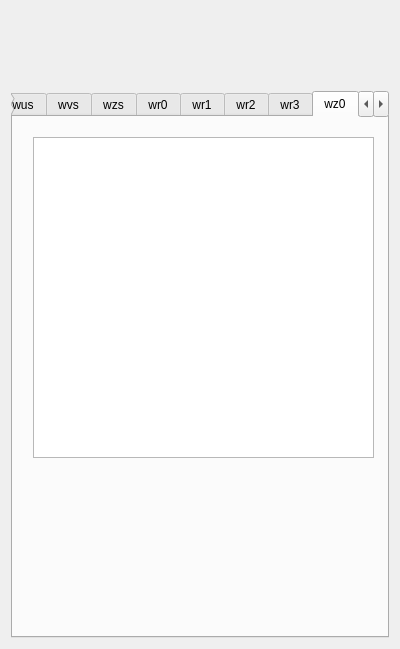
This is Monitor_View/wavedata_view.ui in ricorx7/PyAutoWaves as Qt 5 draws it before an edit. The edited form follows.
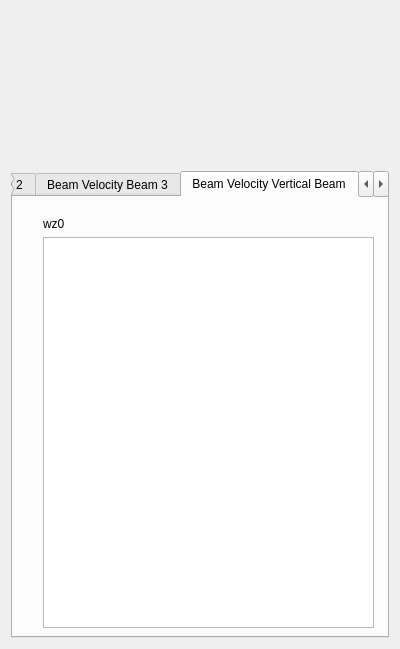
This is the edited form. The open tabs and pages were chosen to show the change.

Commit message: Added all the data types to view

Patch:
```diff
--- a/Monitor_View/wavedata_view.ui
+++ b/Monitor_View/wavedata_view.ui
@@ -42,6 +42,34 @@
      </property>
     </widget>
    </item>
+   <item>
+    <widget class="QLabel" name="timeFirstEnsembleLabel">
+     <property name="text">
+      <string/>
+     </property>
+    </widget>
+   </item>
+   <item>
+    <widget class="QLabel" name="timeBetweenEnsembleLabel">
+     <property name="text">
+      <string/>
+     </property>
+    </widget>
+   </item>
+   <item>
+    <widget class="QLabel" name="pressureSensorHeightLabel">
+     <property name="text">
+      <string/>
+     </property>
+    </widget>
+   </item>
+   <item>
+    <widget class="QLabel" name="waveHeightSourceLabel">
+     <property name="text">
+      <string/>
+     </property>
+    </widget>
+   </item>
    <item>
     <widget class="QTabWidget" name="tabWidget">
      <property name="currentIndex">
@@ -67,9 +95,36 @@
        </layout>
       </widget>
      </widget>
+     <widget class="QWidget" name="whvTab">
+      <attribute name="title">
+       <string>Selected Bin Depth</string>
+      </attribute>
+      <widget class="QWidget" name="verticalLayoutWidget_11">
+       <property name="geometry">
+        <rect>
+         <x>10</x>
+         <y>10</y>
+         <width>351</width>
+         <height>361</height>
+        </rect>
+       </property>
+       <layout class="QVBoxLayout" name="verticalLayout_12">
+        <item>
+         <widget class="QLabel" name="label_11">
+          <property name="text">
+           <string>whv</string>
+          </property>
+         </widget>
+        </item>
+        <item>
+         <widget class="QTableWidget" name="whvTableWidget"/>
+        </item>
+       </layout>
+      </widget>
+     </widget>
      <widget class="QWidget" name="wtsTab">
       <attribute name="title">
-       <string>wts</string>
+       <string>Water Temp</string>
       </attribute>
       <widget class="QWidget" name="verticalLayoutWidget">
        <property name="geometry">
@@ -89,7 +144,7 @@
      </widget>
      <widget class="QWidget" name="wb0Tab">
       <attribute name="title">
-       <string>wb0</string>
+       <string>Beam Velocity Beam 0</string>
       </attribute>
       <widget class="QTableWidget" name="wb0TableWidget">
        <property name="geometry">
@@ -104,7 +159,7 @@
      </widget>
      <widget class="QWidget" name="wb1Tab">
       <attribute name="title">
-       <string>wb1</string>
+       <string>Beam Velocity Beam 1</string>
       </attribute>
       <widget class="QTableWidget" name="wb1TableWidget">
        <property name="geometry">
@@ -119,7 +174,7 @@
      </widget>
      <widget class="QWidget" name="wb2Tab">
       <attribute name="title">
-       <string>wb2</string>
+       <string>Beam Velocity Beam 2</string>
       </attribute>
       <widget class="QTableWidget" name="wb2TableWidget">
        <property name="geometry">
@@ -134,7 +189,7 @@
      </widget>
      <widget class="QWidget" name="wb3Tab">
       <attribute name="title">
-       <string>wb3</string>
+       <string>Beam Velocity Beam 3</string>
       </attribute>
       <widget class="QTableWidget" name="wb3TableWidget">
        <property name="geometry">
@@ -145,11 +200,50 @@
          <height>331</height>
         </rect>
        </property>
+       <layout class="QVBoxLayout" name="verticalLayout_3">
+        <item>
+         <widget class="QLabel" name="label_2">
+          <property name="text">
+           <string>wb3</string>
+          </property>
+         </widget>
+        </item>
+        <item>
+         <widget class="QTableWidget" name="wb3TableWidget"/>
+        </item>
+       </layout>
+      </widget>
+     </widget>
+     <widget class="QWidget" name="wz0Tab">
+      <attribute name="title">
+       <string>Beam Velocity Vertical Beam</string>
+      </attribute>
+      <widget class="QWidget" name="verticalLayoutWidget_7">
+       <property name="geometry">
+        <rect>
+         <x>30</x>
+         <y>20</y>
+         <width>331</width>
+         <height>411</height>
+        </rect>
+       </property>
+       <layout class="QVBoxLayout" name="verticalLayout_8">
+        <item>
+         <widget class="QLabel" name="label_7">
+          <property name="text">
+           <string>wz0</string>
+          </property>
+         </widget>
+        </item>
+        <item>
+         <widget class="QTableWidget" name="wz0TableWidget"/>
+        </item>
+       </layout>
       </widget>
      </widget>
      <widget class="QWidget" name="wusTab">
       <attribute name="title">
-       <string>wus</string>
+       <string>East Velocity</string>
       </attribute>
       <widget class="QTableWidget" name="wusTableWidget">
        <property name="geometry">
@@ -164,7 +258,7 @@
      </widget>
      <widget class="QWidget" name="wvsTab">
       <attribute name="title">
-       <string>wvs</string>
+       <string>North Velocity</string>
       </attribute>
       <widget class="QTableWidget" name="wvsTableWidget">
        <property name="geometry">
@@ -179,142 +273,34 @@
      </widget>
      <widget class="QWidget" name="wzsTab">
       <attribute name="title">
-       <string>wzs</string>
+       <string>Vertical Velocity</string>
       </attribute>
       <widget class="QTableWidget" name="wzsTableWidget">
        <property name="geometry">
         <rect>
          <x>10</x>
-         <y>10</y>
-         <width>351</width>
-         <height>331</height>
-        </rect>
-       </property>
-      </widget>
-     </widget>
-     <widget class="QWidget" name="wr0Tab">
-      <attribute name="title">
-       <string>wr0</string>
-      </attribute>
-      <widget class="QTableWidget" name="wr0TableWidget">
-       <property name="geometry">
-        <rect>
-         <x>10</x>
          <y>20</y>
          <width>351</width>
          <height>321</height>
         </rect>
        </property>
-      </widget>
-     </widget>
-     <widget class="QWidget" name="wr1Tab">
-      <attribute name="title">
-       <string>wr1</string>
-      </attribute>
-      <widget class="QTableWidget" name="wr1TableWidget">
-       <property name="geometry">
-        <rect>
-         <x>10</x>
-         <y>10</y>
-         <width>351</width>
-         <height>331</height>
-        </rect>
-       </property>
-      </widget>
-     </widget>
-     <widget class="QWidget" name="wr2Tab">
-      <attribute name="title">
-       <string>wr2</string>
-      </attribute>
-      <widget class="QTableWidget" name="wr2TableWidget">
-       <property name="geometry">
-        <rect>
-         <x>10</x>
-         <y>10</y>
-         <width>351</width>
-         <height>331</height>
-        </rect>
-       </property>
-      </widget>
-     </widget>
-     <widget class="QWidget" name="wr3Tab">
-      <attribute name="title">
-       <string>wr3</string>
-      </attribute>
-      <widget class="QTableWidget" name="wr3TableWidget">
-       <property name="geometry">
-        <rect>
-         <x>10</x>
-         <y>10</y>
-         <width>351</width>
-         <height>331</height>
-        </rect>
-       </property>
-      </widget>
-     </widget>
-     <widget class="QWidget" name="wz0Tab">
-      <attribute name="title">
-       <string>wz0</string>
-      </attribute>
-      <widget class="QTableWidget" name="wz0TableWidget">
-       <property name="geometry">
-        <rect>
-         <x>20</x>
-         <y>20</y>
-         <width>341</width>
-         <height>321</height>
-        </rect>
-       </property>
-      </widget>
-     </widget>
-     <widget class="QWidget" name="wftTab">
-      <attribute name="title">
-       <string>wft</string>
-      </attribute>
-      <widget class="QTableWidget" name="wftTableWidget">
-       <property name="geometry">
-        <rect>
-         <x>20</x>
-         <y>20</y>
-         <width>341</width>
-         <height>321</height>
-        </rect>
-       </property>
-      </widget>
-     </widget>
-     <widget class="QWidget" name="whrTab">
-      <attribute name="title">
-       <string>whr</string>
-      </attribute>
-      <widget class="QTableWidget" name="whrTableWidget">
-       <property name="geometry">
-        <rect>
-         <x>10</x>
-         <y>10</y>
-         <width>341</width>
-         <height>321</height>
-        </rect>
-       </property>
-      </widget>
-     </widget>
-     <widget class="QWidget" name="wzrTab">
-      <attribute name="title">
-       <string>wzr</string>
-      </attribute>
-      <widget class="QTableWidget" name="wzrTableWidget">
-       <property name="geometry">
-        <rect>
-         <x>10</x>
-         <y>20</y>
-         <width>351</width>
-         <height>321</height>
-        </rect>
-       </property>
+       <layout class="QVBoxLayout" name="verticalLayout_11">
+        <item>
+         <widget class="QLabel" name="label_10">
+          <property name="text">
+           <string>wzs</string>
+          </property>
+         </widget>
+        </item>
+        <item>
+         <widget class="QTableWidget" name="wzsTableWidget"/>
+        </item>
+       </layout>
       </widget>
      </widget>
      <widget class="QWidget" name="wahTab">
       <attribute name="title">
-       <string>wah</string>
+       <string>Average Range</string>
       </attribute>
       <widget class="QTableWidget" name="wahTableWidget">
        <property name="geometry">
@@ -327,9 +313,9 @@
        </property>
       </widget>
      </widget>
-     <widget class="QWidget" name="whsTab">
+     <widget class="QWidget" name="wr0Tab">
       <attribute name="title">
-       <string>whs</string>
+       <string>Range</string>
       </attribute>
       <widget class="QTableWidget" name="whsTableWidget">
        <property name="geometry">
@@ -344,7 +330,7 @@
      </widget>
      <widget class="QWidget" name="whpTab">
       <attribute name="title">
-       <string>whp</string>
+       <string>Pressure</string>
       </attribute>
       <widget class="QTableWidget" name="whpTableWidget">
        <property name="geometry">
@@ -359,7 +345,7 @@
      </widget>
      <widget class="QWidget" name="whgTab">
       <attribute name="title">
-       <string>whg</string>
+       <string>Heading</string>
       </attribute>
       <widget class="QTableWidget" name="whgTableWidget">
        <property name="geometry">
@@ -374,7 +360,7 @@
      </widget>
      <widget class="QWidget" name="wphTab">
       <attribute name="title">
-       <string>wph</string>
+       <string>Pitch</string>
       </attribute>
       <widget class="QTableWidget" name="wphTableWidget">
        <property name="geometry">
@@ -389,24 +375,9 @@
      </widget>
      <widget class="QWidget" name="wdtTab">
       <attribute name="title">
-       <string>wdt</string>
+       <string>Roll</string>
       </attribute>
-      <widget class="QTableWidget" name="wdtTableWidget">
-       <property name="geometry">
-        <rect>
-         <x>10</x>
-         <y>20</y>
-         <width>351</width>
-         <height>321</height>
-        </rect>
-       </property>
-      </widget>
-     </widget>
-     <widget class="QWidget" name="wzpTab">
-      <attribute name="title">
-       <string>wzp</string>
-      </attribute>
-      <widget class="QTableWidget" name="wzpTableWidget">
+      <widget class="QWidget" name="verticalLayoutWidget_15">
        <property name="geometry">
         <rect>
          <x>10</x>
```
Left out of the diff: 235 changed lines with no effect on the pictures. The commit also changes 2 other files.
